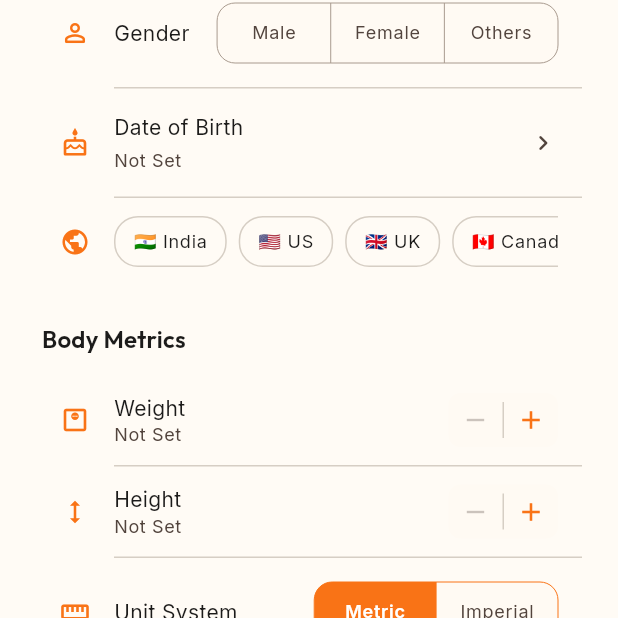
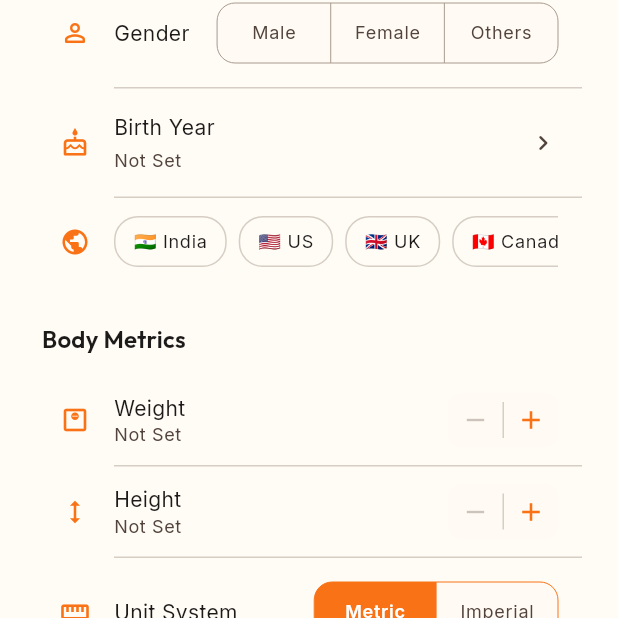
Before and after one commit to naru1790/vitalo, a Flutter app: the ProfileScreen screen opened by its route, on a phone screen of 412 x 824 dp, the part 405-1023 px from its top. Run offline on Flutter 3.47's test engine with Material 3 defaults, Android fonts, the phone set to English and light mode, and no system bars; our stand-ins replace flutter_riverpod, go_router, google_fonts, google_sign_in, pinput, shared_preferences and 2 more; accounts and stored records are empty.

Commit message:
feat(profile): replace date of birth with birth year selection using YearPickerSheet

```diff
--- a/lib/features/profile/presentation/profile_screen.dart
+++ b/lib/features/profile/presentation/profile_screen.dart
@@ -9,6 +9,7 @@ import '../../../core/theme.dart';
 import '../../../core/widgets/app_segmented_button.dart';
 import '../../../core/widgets/inline_editable_header.dart';
 import '../../../core/widgets/app_snackbar.dart';
+import '../../../core/widgets/year_picker_sheet.dart';
 import 'widgets/gender_selection.dart';
 
 class ProfileScreen extends StatefulWidget {
@@ -30,7 +31,7 @@ class _ProfileScreenState extends State<ProfileScreen> {
 
   // Personal info
   String? _gender;
-  String? _dateOfBirth;
+  int? _birthYear;
   String? _country;
 
   // Health data - null means "Not Set"
@@ -119,66 +120,28 @@ class _ProfileScreenState extends State<ProfileScreen> {
     }
   }
 
-  String _formatDateOfBirth() {
-    if (_dateOfBirth == null) return 'Not Set';
-    final date = DateTime.tryParse(_dateOfBirth!);
-    if (date == null) return 'Not Set';
-    final months = [
-      'Jan',
-      'Feb',
-      'Mar',
-      'Apr',
-      'May',
-      'Jun',
-      'Jul',
-      'Aug',
-      'Sep',
-      'Oct',
-      'Nov',
-      'Dec',
-    ];
+  String _formatBirthYear() {
+    if (_birthYear == null) return 'Not Set';
     final age = _calculateAge();
     final ageStr = age != null ? ' ($age yrs)' : '';
-    return '${date.day} ${months[date.month - 1]} ${date.year}$ageStr';
+    return '$_birthYear$ageStr';
   }
 
   int? _calculateAge() {
-    if (_dateOfBirth == null) return null;
-    final date = DateTime.tryParse(_dateOfBirth!);
-    if (date == null) return null;
+    if (_birthYear == null) return null;
     final now = DateTime.now();
-    int age = now.year - date.year;
-    if (now.month < date.month ||
-        (now.month == date.month && now.day < date.day)) {
-      age--;
-    }
-    return age;
+    return now.year - _birthYear!;
   }
 
-  Future<void> _selectDateOfBirth() async {
-    final colorScheme = Theme.of(context).colorScheme;
-    final now = DateTime.now();
-    final initialDate = _dateOfBirth != null
-        ? DateTime.tryParse(_dateOfBirth!) ?? DateTime(now.year - 25)
-        : DateTime(now.year - 25);
-
-    final picked = await showDatePicker(
+  Future<void> _selectBirthYear() async {
+    final selectedYear = await YearPickerSheet.show(
       context: context,
-      initialDate: initialDate,
-      firstDate: DateTime(1920),
-      lastDate: now,
-      helpText: 'Date of Birth',
-      builder: (context, child) {
-        return Theme(
-          data: Theme.of(context).copyWith(colorScheme: colorScheme),
-          child: child!,
-        );
-      },
+      initialYear: _birthYear,
     );
 
-    if (picked != null) {
-      setState(() => _dateOfBirth = picked.toIso8601String().split('T')[0]);
-      talker.info('Date of birth set: $_dateOfBirth');
+    if (selectedYear != null) {
+      setState(() => _birthYear = selectedYear);
+      talker.info('Birth year set: $_birthYear');
     }
   }
 
@@ -445,10 +408,10 @@ class _ProfileScreenState extends State<ProfileScreen> {
 
           _buildTappableRow(
             icon: Icons.cake_outlined,
-            label: 'Date of Birth',
-            value: _formatDateOfBirth(),
+            label: 'Birth Year',
+            value: _formatBirthYear(),
             colorScheme: colorScheme,
-            onTap: _selectDateOfBirth,
+            onTap: _selectBirthYear,
           ),
 
           _buildDivider(colorScheme),
```
Also changed, not shown: lib/core/widgets/year_picker_sheet.dart (added, +234 -0 lines).
